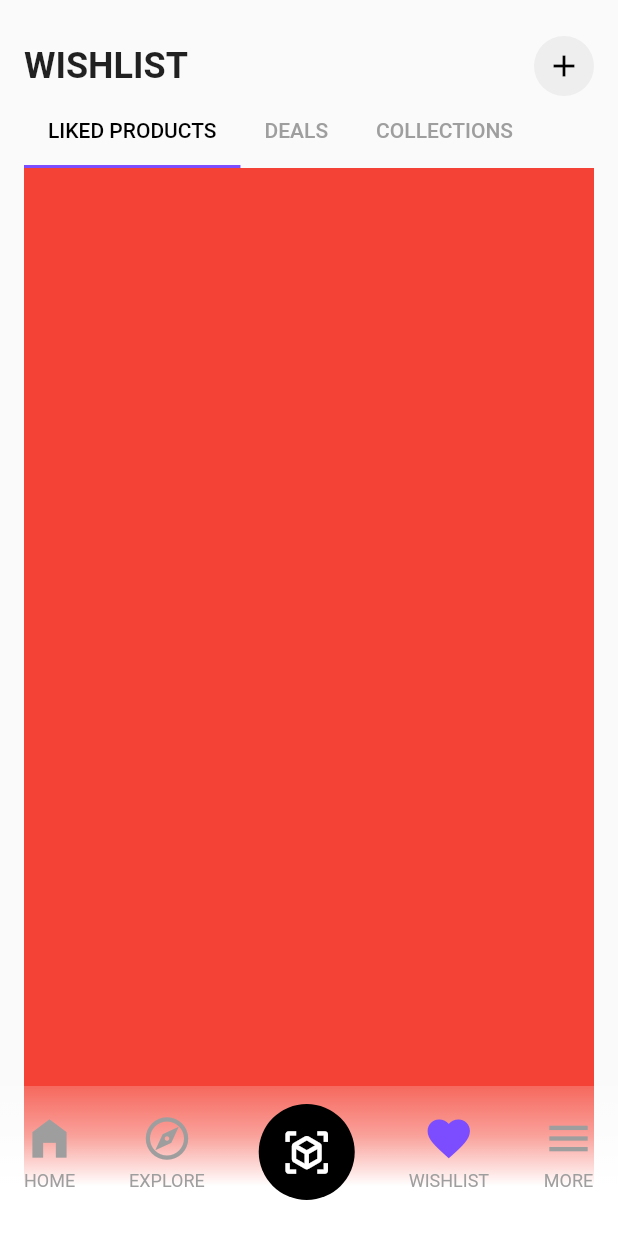
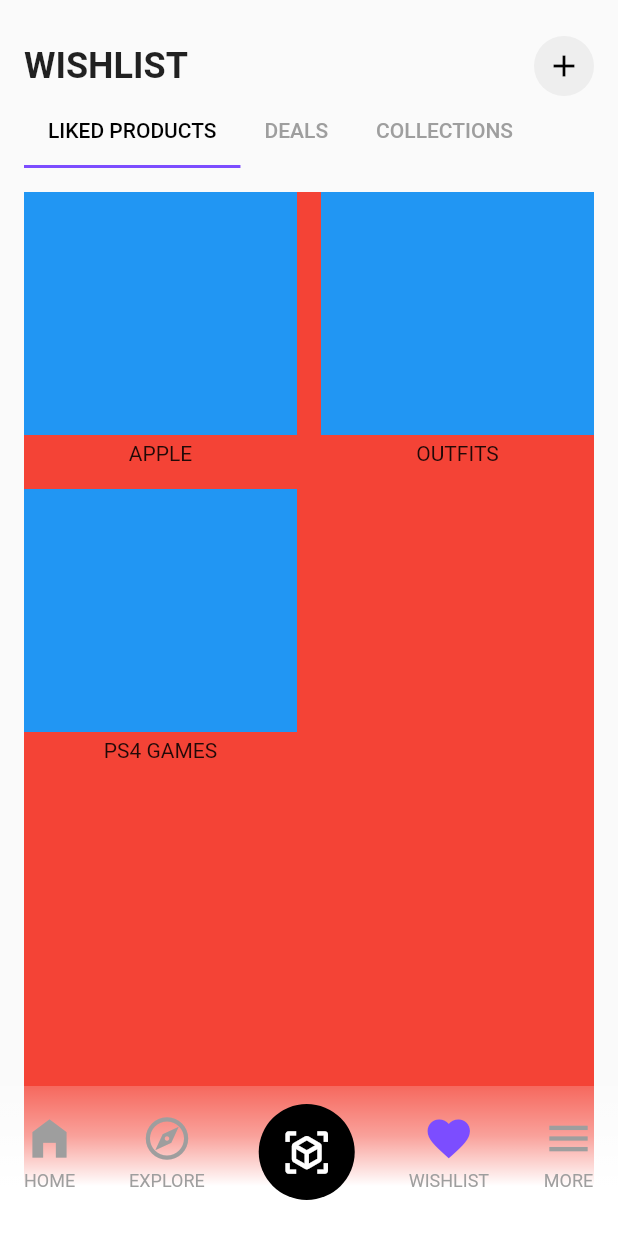
Before and after one commit to JAICHANGPARK/flutter_notebook_chapter_22, a Flutter app: the screen it shows after launch, after a tap on "WISHLIST", on a phone screen of 412 x 824 dp. Run offline on Flutter 3.47's test engine with Material 2 defaults, Android fonts, the phone set to English and light mode, and no system bars; our stand-ins replace dots_indicator, flutter_riverpod, freezed_annotation, google_fonts, table_calendar.

Commit message:
Update ar_shopping_wishlist_page.dart

```diff
--- a/lib/ep1268_ar_shopping_app/src/ui/ar_shopping_wishlist_page.dart
+++ b/lib/ep1268_ar_shopping_app/src/ui/ar_shopping_wishlist_page.dart
@@ -39,7 +39,7 @@
               length: 3,
               child: Column(
                 crossAxisAlignment: CrossAxisAlignment.start,
-                children:  [
+                children: [
                   TabBar(
                     indicatorColor: Colors.deepPurpleAccent,
                     labelColor: Colors.black,
@@ -57,12 +57,65 @@
                       )
                     ],
                   ),
+                  SizedBox(height: 16,),
                   Expanded(
                     child: TabBarView(
                       children: [
-                        Container(color: Colors.red,),
-                        Container(color: Colors.pink,),
-                        Container(color: Colors.green,)
+                        Container(
+                          color: Colors.red,
+                          child: GridView.count(
+                            crossAxisCount: 2,
+                            crossAxisSpacing: 16,
+                            mainAxisSpacing: 16,
+                            children: [
+                              Column(
+                                children: [
+                                  Expanded(
+                                    child: Container(
+                                      color: Colors.blue,
+                                    ),
+                                  ),
+                                  SizedBox(
+                                    height: 4,
+                                  ),
+                                  Text("APPLE"),
+                                ],
+                              ),
+                              Column(
+                                children: [
+                                  Expanded(
+                                    child: Container(
+                                      color: Colors.blue,
+                                    ),
+                                  ),
+                                  SizedBox(
+                                    height: 4,
+                                  ),
+                                  Text("OUTFITS"),
+                                ],
+                              ),
+                              Column(
+                                children: [
+                                  Expanded(
+                                    child: Container(
+                                      color: Colors.blue,
+                                    ),
+                                  ),
+                                  SizedBox(
+                                    height: 4,
+                                  ),
+                                  Text("PS4 GAMES"),
+                                ],
+                              )
+                            ],
+                          ),
+                        ),
+                        Container(
+                          color: Colors.pink,
+                        ),
+                        Container(
+                          color: Colors.green,
+                        )
                       ],
                     ),
                   ),
```
